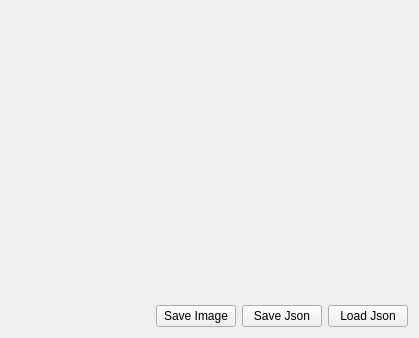
Above: widget.ui from alphastint/paintme2 before the change. Below: the same form after it.
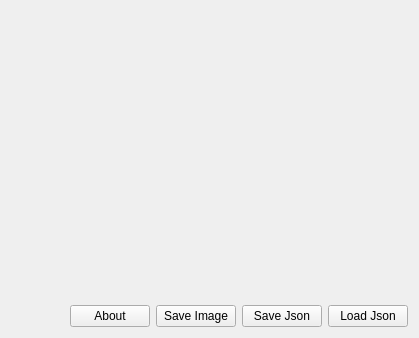
That is the form after the change.

Commit message: important function which shows the credit line

Diff of the .ui file:
```diff
--- a/widget.ui
+++ b/widget.ui
@@ -44,6 +44,13 @@
          </property>
         </spacer>
        </item>
+       <item>
+        <widget class="QPushButton" name="aboutButton">
+         <property name="text">
+          <string>About</string>
+         </property>
+        </widget>
+       </item>
        <item>
         <widget class="QPushButton" name="saveImageButton">
          <property name="text">
```
The commit also changes 2 other files.
